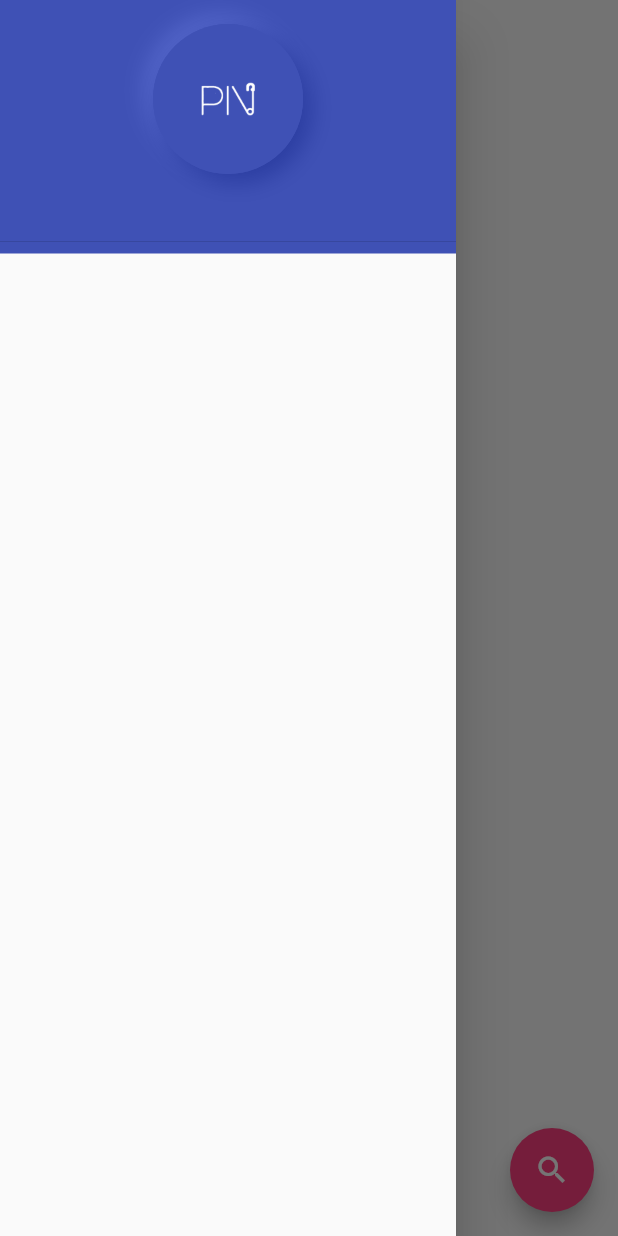
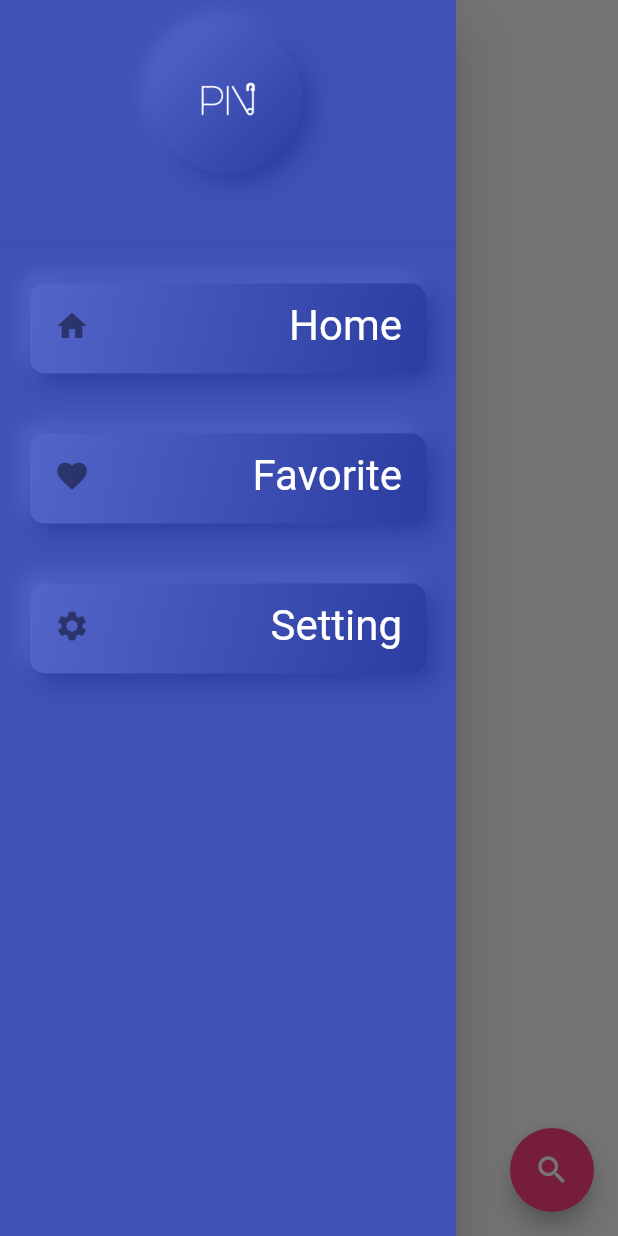
Before and after one commit to anuragsoni300/Pin, a Flutter app: the screen it shows after launch, with the side drawer open, on a phone screen of 412 x 824 dp. Run offline on Flutter 3.47's test engine with Material 2 defaults, Android fonts, the phone set to English and light mode, and no system bars; drawn by our look-alikes of clay_containers; our stand-ins replace shared_preferences.

Commit message:
Drawer Completed

```diff
--- a/lib/element/drawer.dart
+++ b/lib/element/drawer.dart
@@ -1,31 +1,39 @@
 import 'package:flutter/material.dart';
 import 'package:clay_containers/clay_containers.dart';
+import 'package:pin/element/drawerelements.dart';
 
 class Drawerr extends StatefulWidget {
+  final GlobalKey scaffold;
+  Drawerr({this.scaffold});
   @override
-  _DrawerrState createState() => _DrawerrState();
+  _DrawerrState createState() => _DrawerrState(scaffold: scaffold);
 }
 
 class _DrawerrState extends State<Drawerr> {
+  final GlobalKey scaffold;
+  _DrawerrState({this.scaffold});
+
   @override
   Widget build(BuildContext context) {
     return Drawer(
+      child: Container(
+        color: Theme.of(context).primaryColor,
         child: Column(
           children: [
             Container(
               width: double.infinity,
               color: Theme.of(context).primaryColor,
               child: DrawerHeader(
-              decoration: BoxDecoration(),
+                decoration:
+                    BoxDecoration(color: Theme.of(context).primaryColor),
                 child: Column(
                   children: <Widget>[
                     ClayContainer(
+                      curveType: CurveType.convex,
                       color: Theme.of(context).primaryColor,
                       borderRadius: 50,
                       width: 100,
                       height: 100,
-                    child: CircleAvatar(
-                      backgroundColor: Theme.of(context).primaryColor,
                       child: Image.asset(
                         'assets/pin-logo.png',
                         color:
@@ -33,13 +41,50 @@ class _DrawerrState extends State<Drawerr> {
                                 ? Color(0xff2196f3)
                                 : Colors.white,
                       ),
-                    ),
                     )
                   ],
                 ),
               ),
             ),
+            Expanded(
+              child: ListView.builder(
+                physics: BouncingScrollPhysics(),
+                itemCount: icons.length,
+                itemBuilder: (BuildContext context, int index) {
+                  return Padding(
+                    padding: const EdgeInsets.all(20.0),
+                    child: GestureDetector(
+                      onTap: () {
+                        String texts = text[index];
+                        Navigator.pushNamed(
+                            scaffold.currentContext, '/Setting');
+                      },
+                      child: ClayContainer(
+                        curveType: CurveType.convex,
+                        borderRadius: 10,
+                        height: 60,
+                        color: Theme.of(context).primaryColor,
+                        child: ListTile(
+                          trailing: Text(
+                            text[index],
+                            style: TextStyle(
+                              fontSize: 28,
+                              color: Theme.of(context).primaryColor ==
+                                      Color(0xff2196f3)
+                                  ? Color(0xff2196f3)
+                                  : Colors.white,
+                            ),
+                          ),
+                          leading: Icon(icons[index].icon),
+                        ),
+                      ),
+                    ),
+                  );
+                },
+              ),
+            ),
           ],
+        ),
       ),
     );
   }
--- /dev/null
+++ b/lib/element/drawerelements.dart
@@ -0,0 +1,13 @@
+import 'package:flutter/material.dart';
+
+List<Icon> icons = [
+  Icon(Icons.home),
+  Icon(Icons.favorite),
+  Icon(Icons.settings),
+];
+
+List<String> text = [
+  'Home',
+  'Favorite',
+  'Setting',
+];
--- a/lib/main.dart
+++ b/lib/main.dart
@@ -50,11 +50,11 @@ class _MyAppState extends State<MyApp> {
         primarySwatch: _primarySwatch,
         accentColor: _accentColor,
       ),
-      initialRoute: '/',
+      initialRoute: '/Home',
       routes: {
-        '/': (context) => HomeScreen(),
-        '/favourite': (context) => Favourite(),
-        '/setting': (context) => SettingsScreen(
+        '/Home': (context) => HomeScreen(),
+        '/Favourite': (context) => Favourite(),
+        '/Setting': (context) => SettingsScreen(
             updateBrightness, updatePrimarySwatch, updateAccentColor),
       },
     );
--- a/lib/screens/homescreen.dart
+++ b/lib/screens/homescreen.dart
@@ -25,13 +25,13 @@ class _HomeScreenState extends State<HomeScreen> {
           },
         ),
       ),
-      drawer: Drawerr(),
+      drawer: Drawerr(scaffold: _scaffold,),
       key: _scaffold,
       body: Stack(
         children: <Widget>[
           Center(
             child: RaisedButton(onPressed: () {
-              Navigator.pushNamed(_scaffold.currentContext, '/setting');
+              Navigator.pushNamed(_scaffold.currentContext, '/Setting');
             }),
           )
         ],
```
Lines whose indentation alone changed are shown as unchanged.
